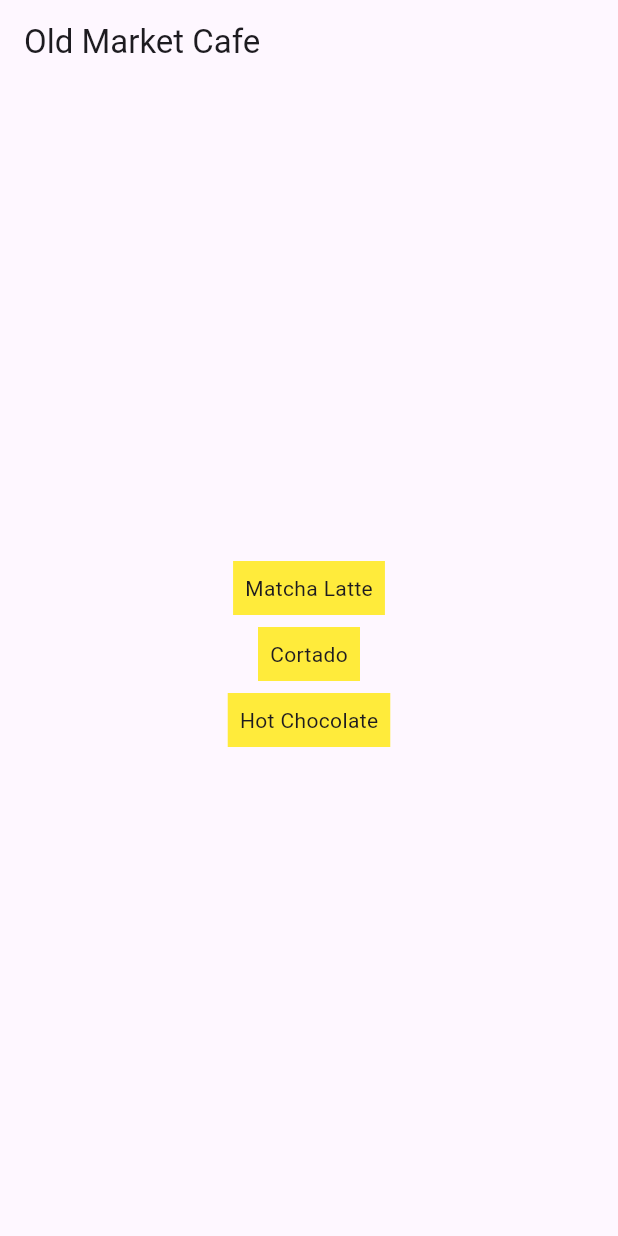
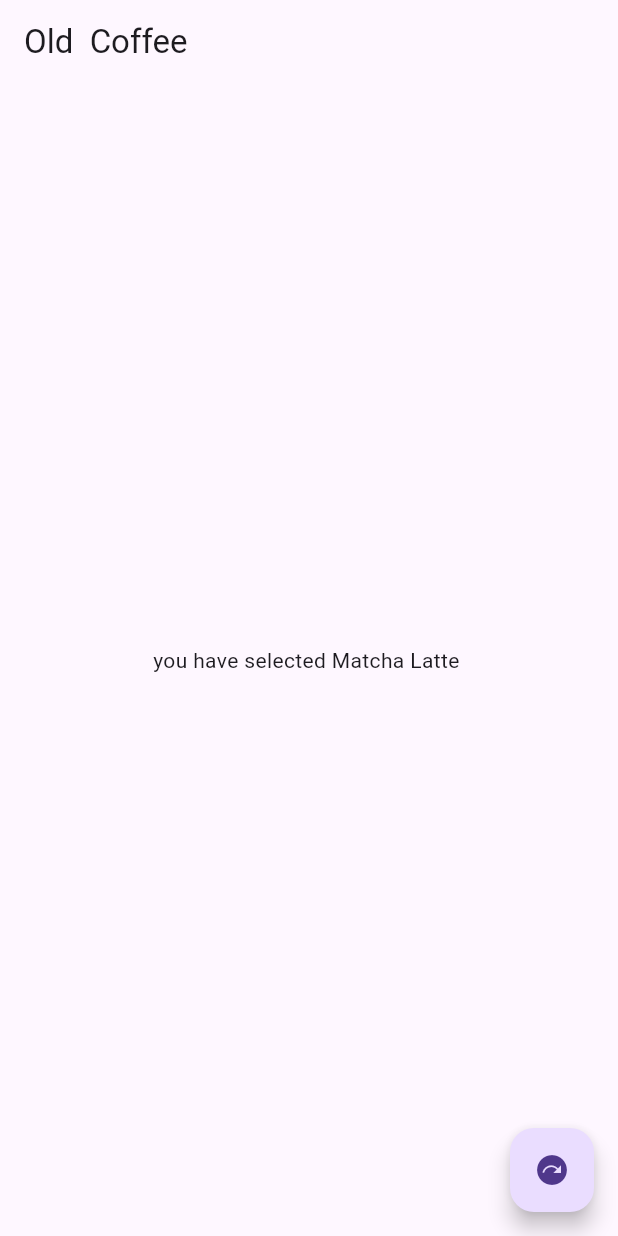
Before and after one commit to psvlnandu/flutter_first_app, a Flutter app: the screen it shows after launch, on a phone screen of 412 x 824 dp. Run offline on Flutter 3.47's test engine with Material 3 defaults, Android fonts, the phone set to English and light mode, and no system bars.

Commit message:
coffee menu using scaffold

```diff
--- a/lib/main.dart
+++ b/lib/main.dart
@@ -1,10 +1,55 @@
 import 'package:flutter/material.dart';
 
 void main() {
+  // starting point
   runApp(MyApp());
+  // runApp(const ScaffoldExampleApp());
 }
 
+/*
+Scaffold Widget
+- Implements basic material design layout structure
+
+*/
+// immutable
+  class MyApp extends StatelessWidget {
+  const MyApp({super.key});
+  @override
+  Widget build(BuildContext context) {
+    return const MaterialApp(home: ScaffoldExample());
+  }
+}
+// immutable
+class ScaffoldExample extends StatefulWidget {
+  const ScaffoldExample({super.key});
+
+  @override
+  State<ScaffoldExample> createState() => _ScaffoldExampleState();
+}
+
+// mutable
+class _ScaffoldExampleState extends State<ScaffoldExample> {
+  int _count = 0;
+  final List _drinks = ['Matcha Latte', 'Cortado', 'Hot Chocolate'];
+
+
+  @override
+  Widget build(BuildContext context) {
+    return Scaffold(
+      appBar: AppBar(title: const Text('Old  Coffee')),
+      body: Center(child: Text('you have selected ${_drinks[_count]} ')),
+      floatingActionButton: FloatingActionButton(
+        onPressed: () => setState(() => _count++), // telling the class to re build
+        tooltip: 'Increment Counter',
+        child: const Icon(Icons.next_plan),
+      ),
+    );
+  }
+}
+
+/*
 class MyApp extends StatelessWidget {
+
   Widget build(BuildContext context) {
     return MaterialApp(
       title: 'Coffee App',
@@ -29,10 +74,24 @@ class MyApp extends StatelessWidget {
     );
   }
 }
+*/
+/*
+Statefull UI widgets-
+- should update values from app over time.
+- stateless widget can't update its values.
+- statless is immutable
+- State methods are created for stateful widgets.
+
+Widgets are just blue prints
+Element tree are what represented on the screen
+
+*/
 
 /*
 We can make our own widget to prevent repeated coding & that's using stateless widget
 */
+
+/*
 class DrinkName extends StatelessWidget {
 
   final String name;
@@ -50,3 +109,4 @@ class DrinkName extends StatelessWidget {
     );
   }
 }
+*/
```
